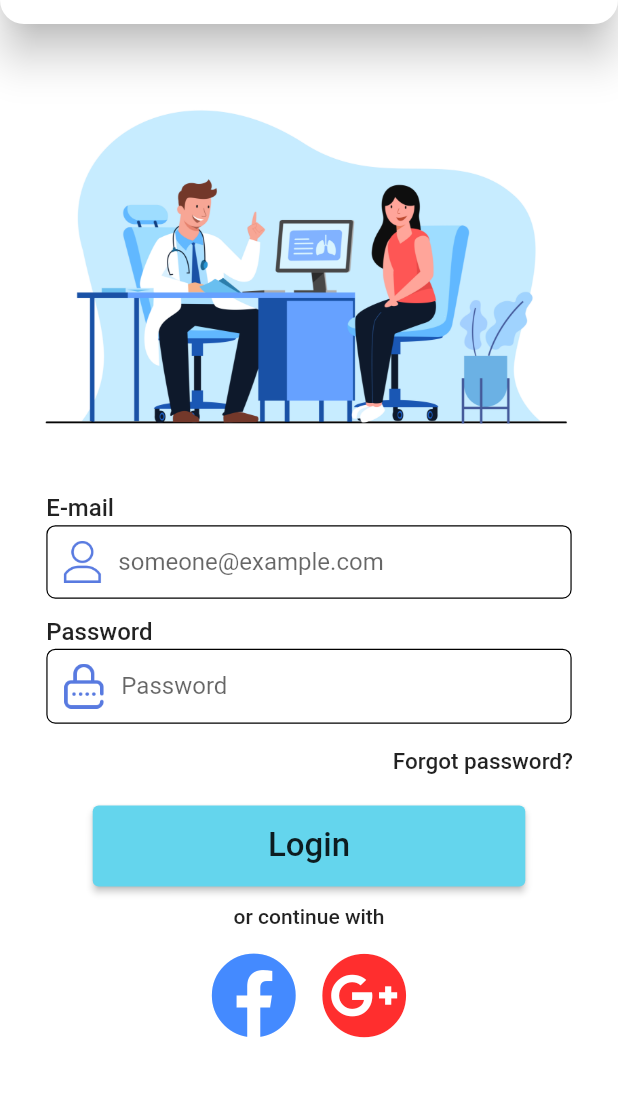
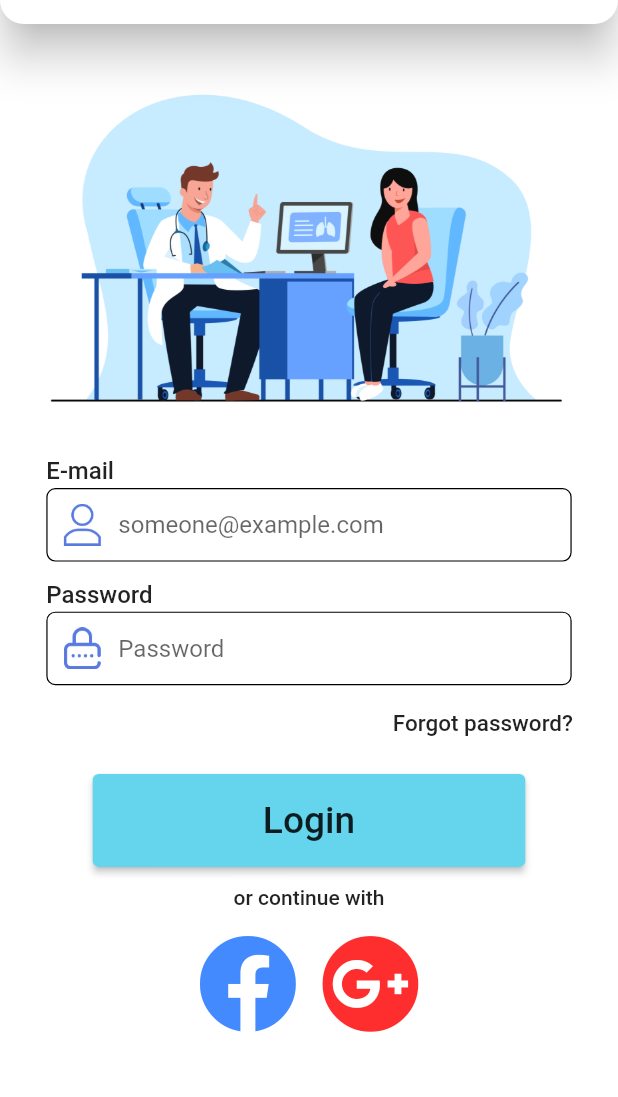
Before and after one commit to raxahai/Medicos, a Flutter app: the screen it shows after launch, on a phone screen of 412 x 824 dp, the part 66-1163 px from its top. Run offline on Flutter 3.47's test engine with Material 2 defaults, Android fonts, the phone set to English and light mode, and no system bars; our stand-ins replace dartz, equatable, font_awesome_flutter, get, shared_preferences, sizer.

Commit message:
feat(responsive): sizer configured

```diff
--- a/lib/features/Login/view/screens/login_screen.dart
+++ b/lib/features/Login/view/screens/login_screen.dart
@@ -1,6 +1,7 @@
 import 'package:flutter/material.dart';
 import 'package:font_awesome_flutter/font_awesome_flutter.dart';
 import 'package:get/get.dart';
+import 'package:sizer/sizer.dart';
 import 'package:test_me/core/theme/app_theme.dart';
 import 'package:test_me/core/utils/Validators/validators.dart';
 import 'package:test_me/core/utils/size_config.dart';
@@ -30,49 +31,49 @@ class LoginScreen extends StatelessWidget {
               children: [
                 Image.asset(
                   "assets/icons/medicos.png",
-                  height: SizeConfig.safeBlockVertical! * 38,
+                  height: 35.h,
                 ),
                 CustomTextField(
                   title: "E-mail",
                   hintText: "someone@example.com",
-                  width: SizeConfig.blockSizeHorizontal! * 85,
+                  width: 85.w,
                   validator: Validators.validateEmail,
                   prefixIcon: Padding(
                     padding: const EdgeInsets.all(10.0),
                     child: Image.asset(
                       "assets/icons/user.png",
-                      width: SizeConfig.safeBlockHorizontal! * 3,
-                      height: SizeConfig.safeBlockVertical! * 3,
+                      width: 3.w,
+                      height: 3.h,
                       color: AppTheme.secondaryColor,
                     ),
                   ),
                 ),
                 SizedBox(
-                  height: SizeConfig.safeBlockVertical! * 1.5,
+                  height: 1.5.h,
                 ),
                 CustomTextField(
                   title: "Password",
                   obscureText: true,
                   hintText: "Password",
-                  width: SizeConfig.blockSizeHorizontal! * 85,
+                  width: 85.w,
                   validator: Validators.validateEmptyPassword,
                   prefixIcon: Padding(
                     padding: const EdgeInsets.all(10.0),
                     child: Image.asset(
                       "assets/icons/password.png",
-                      width: 30,
-                      height: 30,
+                      width: 3.w,
+                      height: 3.h,
                       color: AppTheme.secondaryColor,
                     ),
                   ),
                 ),
                 SizedBox(
-                  height: SizeConfig.safeBlockVertical! * 2,
+                  height: 2.h,
                 ),
                 Align(
                   alignment: Alignment.centerRight,
                   child: Padding(
-                    padding: const EdgeInsets.only(right: 30.0),
+                    padding: const EdgeInsets.only(right: 30),
                     child: Text(
                       "Forgot password?",
                       style: Theme.of(context)
@@ -82,19 +83,19 @@ class LoginScreen extends StatelessWidget {
                     ),
                   ),
                 ),
-                const SizedBox(
-                  height: 20,
+                SizedBox(
+                  height: 3.h,
                 ),
                 CustomButton(
-                  width: SizeConfig.blockSizeHorizontal! * 70,
+                  width: 70.w,
                   child: Padding(
-                    padding: const EdgeInsets.all(14.0),
+                    padding: EdgeInsets.symmetric(vertical: 2.h),
                     child: Text(
                       "Login",
                       style: Theme.of(context)
                           .textTheme
                           .button!
-                          .copyWith(fontSize: 22),
+                          .copyWith(fontSize: 18.sp),
                     ),
                   ),
                   onPressed: () {
@@ -102,14 +103,14 @@ class LoginScreen extends StatelessWidget {
                   },
                 ),
                 SizedBox(
-                  height: SizeConfig.safeBlockVertical! * 1.5,
+                  height: 1.5.h,
                 ),
                 Text(
                   "or continue with",
                   style: Theme.of(context).textTheme.bodyText1,
                 ),
                 SizedBox(
-                  height: SizeConfig.safeBlockVertical! * 1,
+                  height: 1.h,
                 ),
                 Row(
                   mainAxisAlignment: MainAxisAlignment.center,
--- a/lib/features/Login/view/widgets/social_button.dart
+++ b/lib/features/Login/view/widgets/social_button.dart
@@ -1,6 +1,6 @@
 import 'package:flutter/material.dart';
 import 'package:font_awesome_flutter/font_awesome_flutter.dart';
-import 'package:test_me/core/utils/size_config.dart';
+import 'package:sizer/sizer.dart';
 
 class SocialButton extends StatelessWidget {
   final Function()? onPressed;
@@ -21,7 +21,7 @@ class SocialButton extends StatelessWidget {
         icon,
         color: iconColor,
       ),
-      iconSize: SizeConfig.safeBlockHorizontal! * 14,
+      iconSize: 8.h,
       splashRadius: 25,
     );
   }
--- a/lib/main.dart
+++ b/lib/main.dart
@@ -2,6 +2,7 @@ import 'package:flutter/material.dart';
 import 'package:get/get.dart';
 import 'package:test_me/core/theme/app_theme.dart';
 import 'package:test_me/features/Login/view/screens/login_screen.dart';
+import 'package:sizer/sizer.dart';
 
 void main() {
   runApp(MyApp());
@@ -10,10 +11,12 @@ void main() {
 class MyApp extends StatelessWidget {
   @override
   Widget build(BuildContext context) {
-    return GetMaterialApp(
-      title: 'Flutter Demo',
-      theme: AppTheme.getTheme(),
-      home: LoginScreen(),
+    return Sizer(
+      builder: (context, orientation, deviceType) => GetMaterialApp(
+        title: 'Flutter Demo',
+        theme: AppTheme.getTheme(),
+        home: LoginScreen(),
+      ),
     );
   }
 }
```
